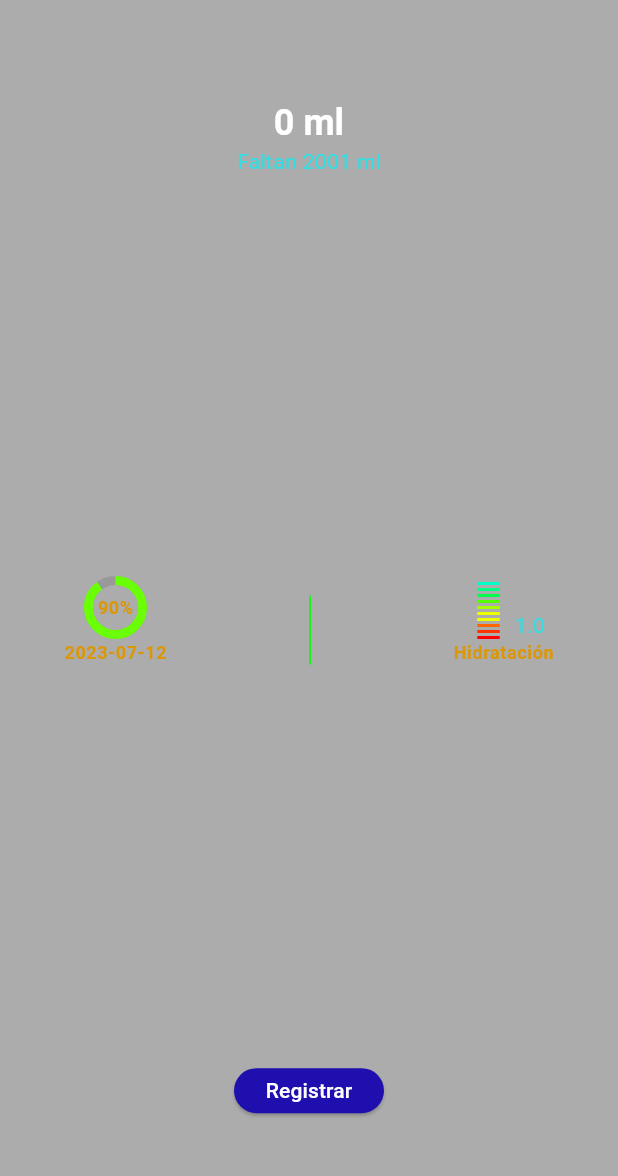
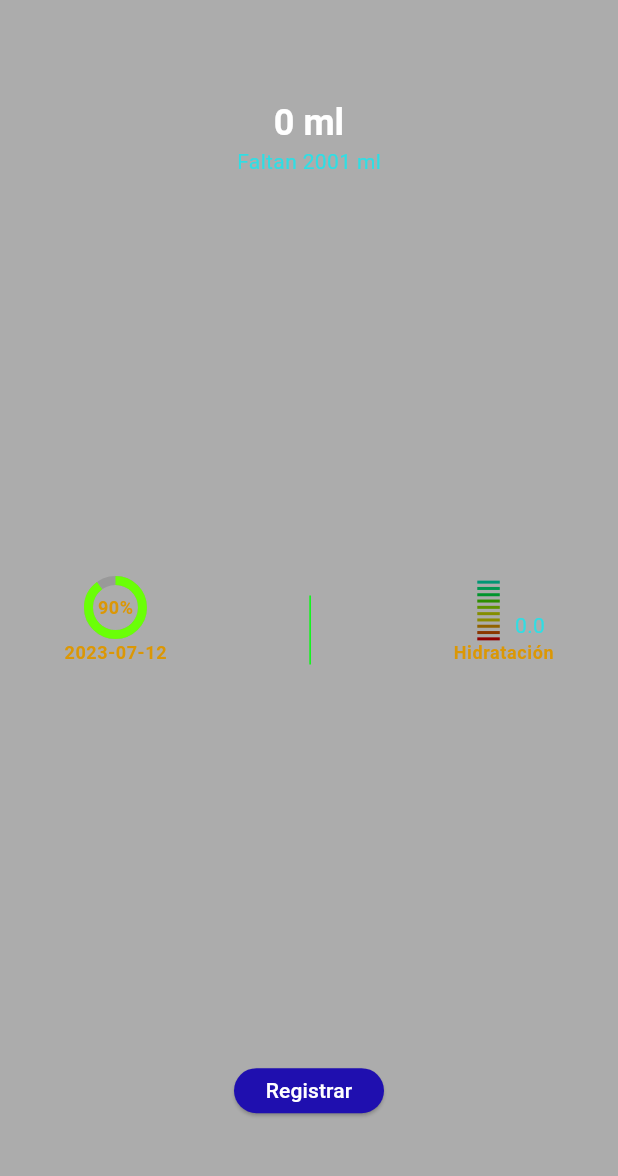
Before and after one commit to ooJOSUEoo/wear-counter-app, a Flutter app: the screen it shows after launch, on a phone screen of 412 x 824 dp, the part 24-1200 px from its top. Run offline on Flutter 3.47's test engine with Material 2 defaults, Android fonts, the phone set to English and light mode, and no system bars.

Commit message:
mejora en los colores dependiendo el valor del intervalo

```diff
--- a/lib/assets/interval_progress_bar.dart
+++ b/lib/assets/interval_progress_bar.dart
@@ -2,16 +2,39 @@ import 'package:flutter/material.dart';
 
 
 class IntervalProgressBar extends StatefulWidget {
-  const IntervalProgressBar({Key? key}) : super(key: key);
+  final int value;
+  const IntervalProgressBar({Key? key, required this.value}) : super(key: key);
 
   @override
   State<IntervalProgressBar> createState() => _IntervalProgressBarState();
 }
 
 class _IntervalProgressBarState extends State<IntervalProgressBar> {
-      // ignore: prefer_final_fields
-      double _progress = 1.0;
-
+  int get value => widget.value;
+    List<Color> darkColors = [
+      const Color.fromARGB(255, 0, 150, 117),
+      const Color.fromARGB(255, 0, 151, 81),
+      const Color.fromARGB(255, 0, 148, 44),
+      const Color.fromARGB(255, 45, 141, 0),
+      const Color.fromARGB(255, 95, 146, 0),
+      const Color.fromARGB(255, 132, 141, 0),
+      const Color.fromARGB(255, 139, 139, 0),
+      const Color.fromARGB(255, 145, 99, 0),
+      const Color.fromARGB(255, 138, 55, 0),
+      const Color.fromARGB(255, 145, 0, 0),
+    ];
+    List<Color> brightColors = [
+      const Color.fromARGB(255, 0, 255, 200),
+      const Color.fromARGB(255, 0, 255, 136),
+      const Color.fromARGB(255, 0, 255, 76),
+      const Color.fromARGB(255, 81, 255, 0),
+      const Color.fromARGB(255, 166, 255, 0),
+      const Color.fromARGB(255, 238, 255, 0),
+      const Color.fromARGB(255, 255, 255, 0),
+      const Color.fromARGB(255, 255, 174, 0),
+      const Color.fromARGB(255, 255, 102, 0),
+      const Color.fromARGB(255, 255, 0, 0),
+  ];
 
 
   @override
@@ -28,27 +51,36 @@ class _IntervalProgressBarState extends State<IntervalProgressBar> {
   }
 
   Widget _intervalBar(){
+    List<Color> actualColors;
+
+    if(value == 0){
+      actualColors = darkColors;
+    }else{
+      actualColors = brightColors;
+    }
+
     return  Column(
       children: [
-        _interval(customColor: const Color.fromARGB(255, 0, 255, 200)),
-        const SizedBox(height: 2.0,),
-        _interval(customColor: const Color.fromARGB(255, 0, 255, 136)),
-        const SizedBox(height: 2.0,),
-        _interval(customColor: const Color.fromARGB(255, 0, 255, 76)),
-        const SizedBox(height: 2.0,),
-        _interval(customColor: const Color.fromARGB(255, 81, 255, 0)),
-        const SizedBox(height: 2.0,),
-        _interval(customColor: const Color.fromARGB(255, 166, 255, 0)),
-        const SizedBox(height: 2.0,),
-        _interval(customColor: const Color.fromARGB(255, 238, 255, 0)),
-        const SizedBox(height: 2.0,),
-        _interval(customColor: const Color.fromARGB(255, 238, 255, 0)),
-        const SizedBox(height: 2.0,),
-        _interval(customColor: const Color.fromARGB(255, 255, 102, 0)),
-        const SizedBox(height: 2.0,),
-        _interval(customColor: const Color.fromARGB(255, 255, 51, 0)),
-        const SizedBox(height: 2.0,),
-        _interval(customColor: const Color.fromARGB(255, 255, 0, 0)),
+        _interval(customColor: actualColors[0] ),
+        _separator(),
+        _interval(customColor: actualColors[1]),
+        _separator(),
+        _interval(customColor: actualColors[2]),
+        _separator(),
+        _interval(customColor: actualColors[3]),
+        _separator(),
+        _interval(customColor: actualColors[4]),
+        _separator(),
+        _interval(customColor: actualColors[5]),
+        _separator(),
+        _interval(customColor: actualColors[6]),
+        _separator(),
+        _interval(customColor: actualColors[7]),
+        _separator(),
+        _interval(customColor: actualColors[8]),
+        _separator(),
+        _interval(customColor: actualColors[9]),
+
 
         const SizedBox(width: 35.0,),
       ],
@@ -65,11 +97,17 @@ class _IntervalProgressBarState extends State<IntervalProgressBar> {
           height: 20,
         ),
         Text(
-          _progress.toStringAsFixed(1),
+          value.toStringAsFixed(1),
           style: Theme.of(context).textTheme.bodyMedium,
         ),
       ],
     );
+  }
+
+  Widget _separator(){
+    return const SizedBox(
+          height: 2.2,
+        );
   }
 
   Widget _interval({required Color customColor}){
--- a/lib/screens/start_screen.dart
+++ b/lib/screens/start_screen.dart
@@ -113,7 +113,7 @@ class _StartScreenState extends State<StartScreen> {
     return Column(
       mainAxisAlignment: MainAxisAlignment.spaceAround,
       children: [
-        const IntervalProgressBar(),
+        const IntervalProgressBar(value: 0),
         // _intervalBar(),
         Text(
           'Hidratación',
```
